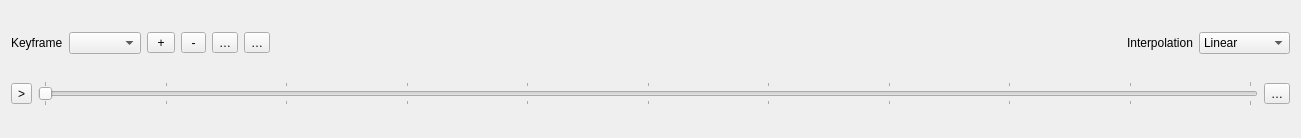
This is src/ui/3d/animation3dwidget.ui in carsmie/QGIS as Qt 5 draws it before an edit. The edited form follows.
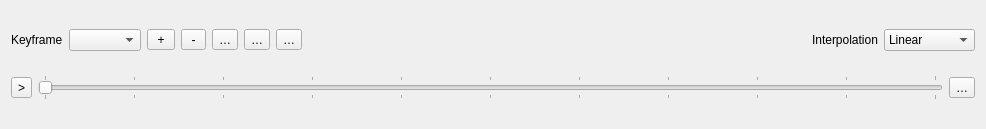
This is the edited form.

Commit message:
[3d] export all frames from QGIS 3d animations as images (#9244)
[feature] [3d] export all frames from QGIS 3d animations as images #21300

Patch:
```diff
--- a/src/ui/3d/animation3dwidget.ui
+++ b/src/ui/3d/animation3dwidget.ui
@@ -6,8 +6,8 @@
    <rect>
     <x>0</x>
     <y>0</y>
-    <width>1301</width>
-    <height>138</height>
+    <width>986</width>
+    <height>129</height>
    </rect>
   </property>
   <property name="windowTitle">
@@ -66,6 +66,19 @@
        </property>
       </widget>
      </item>
+     <item>
+      <widget class="QToolButton" name="btnExportAnimation">
+       <property name="acceptDrops">
+        <bool>true</bool>
+       </property>
+       <property name="toolTip">
+        <string>Export Animation Frames</string>
+       </property>
+       <property name="text">
+        <string>…</string>
+       </property>
+      </widget>
+     </item>
      <item>
       <spacer name="horizontalSpacer">
        <property name="orientation">
```
The commit also changes 14 other files.
